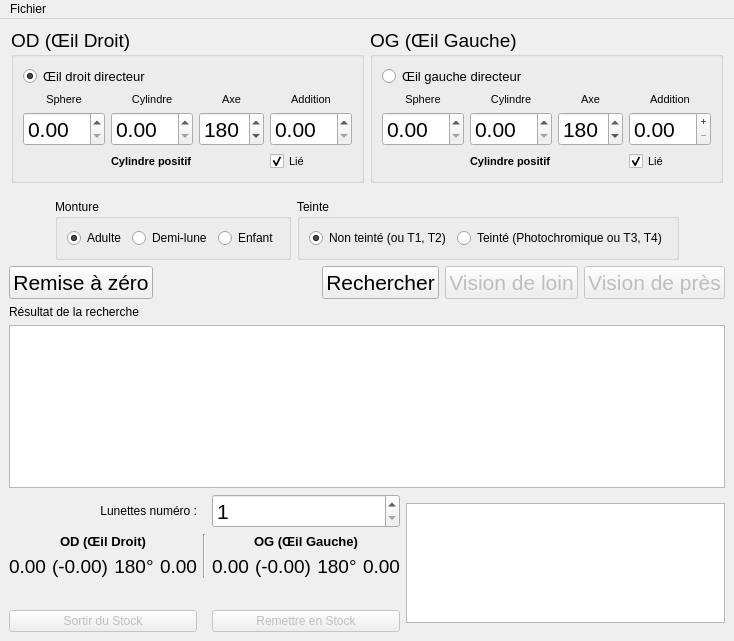
Oripy/Oryx, file search.ui: the form before one commit.
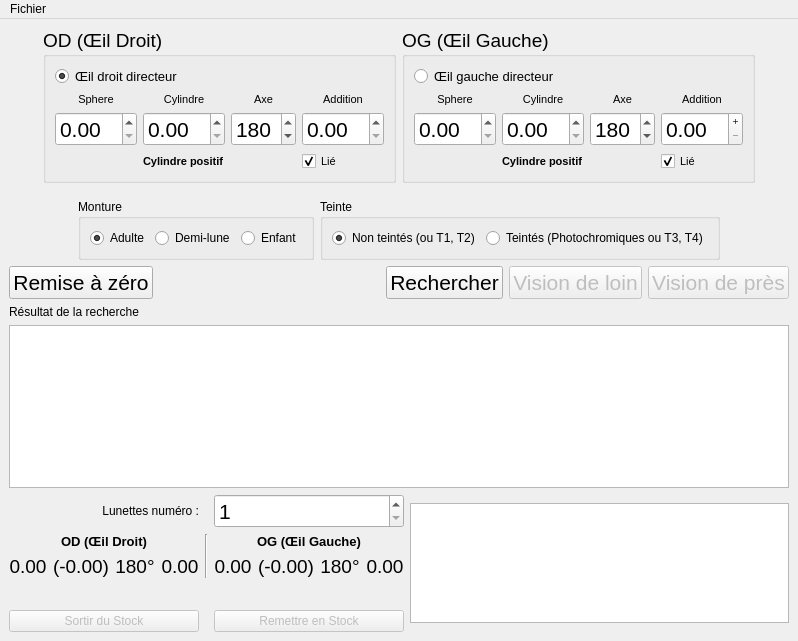
The form after the commit. Icons and pictures are not drawn. Custom widgets are drawn as their Qt base class.

Patch:
```diff
--- a/search.ui
+++ b/search.ui
@@ -9,7 +9,7 @@
    <rect>
     <x>0</x>
     <y>0</y>
-    <width>734</width>
+    <width>798</width>
     <height>641</height>
    </rect>
   </property>
@@ -505,7 +505,7 @@
            <item>
             <widget class="QRadioButton" name="solarRadioNo">
              <property name="text">
-              <string>Non teinté (ou T1, T2)</string>
+              <string>Non teintés (ou T1, T2)</string>
              </property>
              <property name="checked">
               <bool>true</bool>
@@ -515,7 +515,7 @@
            <item>
             <widget class="QRadioButton" name="solarRadioYes">
              <property name="text">
-              <string>Teinté (Photochromique ou T3, T4)</string>
+              <string>Teintés (Photochromiques ou T3, T4)</string>
              </property>
             </widget>
            </item>
@@ -1014,7 +1014,7 @@
     <rect>
      <x>0</x>
      <y>0</y>
-     <width>734</width>
+     <width>798</width>
      <height>21</height>
     </rect>
    </property>
```
